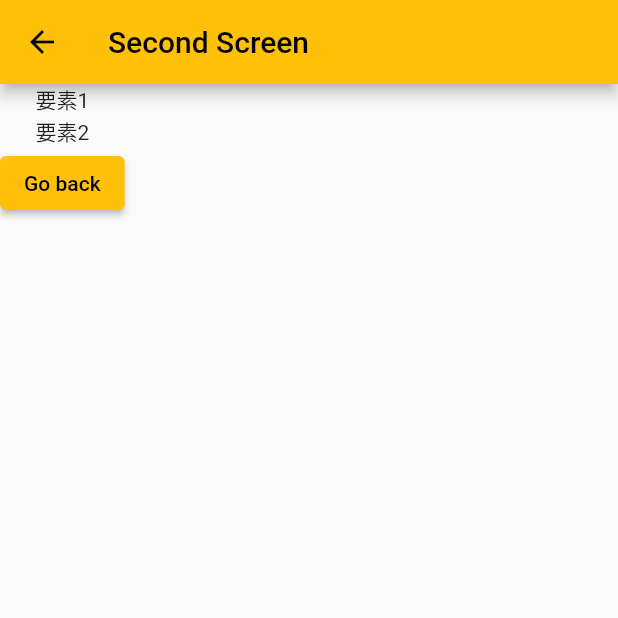
After one commit to entaku0818/pomodoro, a Flutter app: the screen it shows once a user with an empty profile is signed in, after a tap on the "bar chart" icon, on a phone screen of 412 x 824 dp, the top half of it. The commit adds this screen. Run offline on Flutter 3.47's test engine with Material 2 defaults, Android fonts, the phone set to English and light mode, and no system bars; our stand-ins replace cloud_firestore, firebase_auth, firebase_core, flutter_riverpod, flutter_signin_button, google_sign_in and 3 more; missing offline and left inert: audio_session, dart:ffi; accounts and stored records are empty.

Commit message:
add setting

```diff
--- a/lib/pomodolo.dart
+++ b/lib/pomodolo.dart
@@ -9,6 +9,7 @@ import 'package:flutter/material.dart';
 import 'package:hooks_riverpod/hooks_riverpod.dart';
 import 'package:just_audio/just_audio.dart';
 import 'package:audio_session/audio_session.dart';
+import 'package:pomodoro/setting.dart';
 
 
 /// A simple [StateNotifier] that implements a counter.
@@ -197,10 +198,23 @@ class Pomodoro extends HookConsumerWidget {
       ,          const Align(
             alignment: Alignment(0, 0.3),
             child:TimeButtons()
-          )
+          ),
+          Positioned(
+            top: 16.0,
+            right: 16.0,
+            child: FloatingActionButton(
+              onPressed: () {
+                    Navigator.push(
+                      context,
+                      MaterialPageRoute(builder: (context) => SecondScreen()),
+                  );
+              },
+              child: Icon(Icons.bar_chart),
+            ),
+          ),
+        ]
+      ),
 
-        ]
-      )
     ));
   }
 }
--- /dev/null
+++ b/lib/setting.dart
@@ -0,0 +1,37 @@
+import 'package:cloud_firestore/cloud_firestore.dart';
+import 'package:flutter/material.dart';
+import 'package:hooks_riverpod/hooks_riverpod.dart';
+
+class SecondScreen extends HookConsumerWidget {
+  @override
+  Widget build(BuildContext context, WidgetRef ref)  {
+    return Scaffold(
+      appBar: AppBar(
+        title: Text('Second Screen'),
+      ),
+      body: Column(
+  children: <Widget>[
+    Text('要素1'),
+    Text('要素2'),
+    ElevatedButton(
+      child: Text('Go back'),
+      onPressed: () {
+        Navigator.pop(context);
+      },
+    ),
+  ],
+)
+,
+    );
+  }
+}
+
+final countStateProvider = StateProvider<int>((ref) => 0);
+
+
+_feachdata() async {
+  final FirebaseFirestore firestore = FirebaseFirestore.instance;
+  DocumentReference user = firestore.collection('users').doc('user1');
+  DocumentSnapshot documentSnapshot = await user.get();
+  print(documentSnapshot.data());
+}
```
Also changed, not shown: lib/data/Pomodoro.dart (added, +46 -0 lines).
